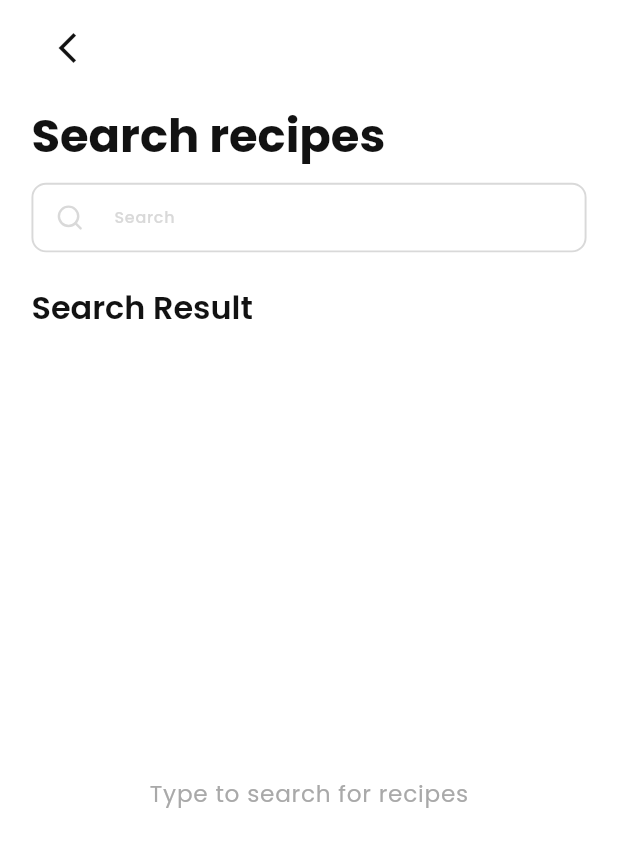
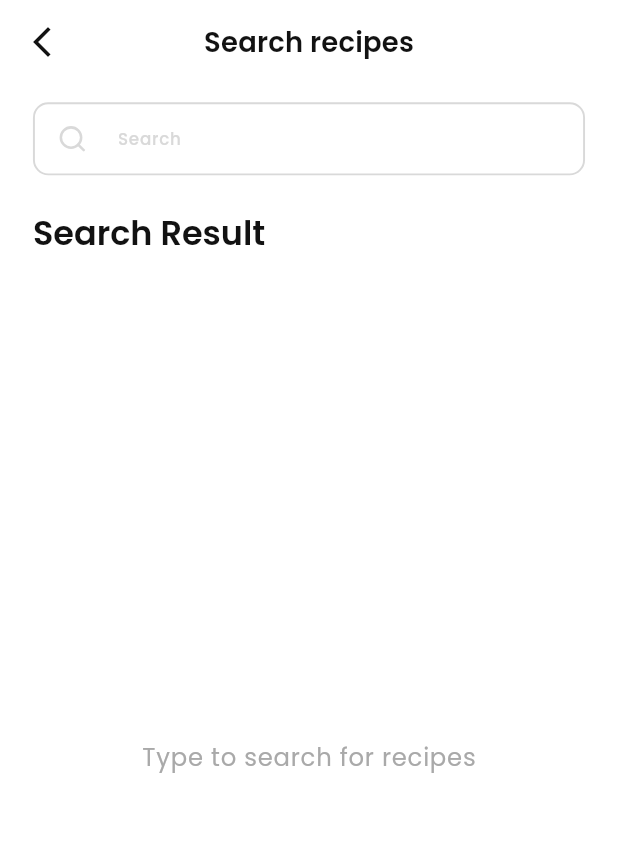
Before and after one commit to hitesh-yadav2801/ocean_friends_app, a Flutter app: the SearchPage screen opened by its route, on a phone screen of 412 x 824 dp. Shown: the top 847 px of the screen. Run offline on Flutter 3.47's test engine with Material 3 defaults, Android fonts, the phone set to English and light mode, and no system bars; our stand-ins replace dio, equatable, flutter_bloc, flutter_screenutil, flutter_svg, fpdart and 7 more; network calls fail.

Commit message:
feat: Update design dimensions to match Figma specifications, enhance search page UI with improved app bar, and refactor text styles to use Google Fonts.

```diff
--- a/lib/core/constants/app_constants.dart
+++ b/lib/core/constants/app_constants.dart
@@ -8,11 +8,11 @@ class AppConstants {
 
   // ── Design reference dimensions (for flutter_screenutil) ───────
 
-  /// Reference device width used during UI design (iPhone 14 Pro = 393 logical pixels).
-  static const double designWidth = 393;
+  /// Reference device width used during UI design
+  static const double designWidth = 375;
 
-  /// Reference device height used during UI design (iPhone 14 Pro = 852 logical pixels).
-  static const double designHeight = 852;
+  /// Reference device height used during UI design
+  static const double designHeight = 812;
 
   // ── Pagination ─────────────────────────────────────────────────
 
--- a/lib/core/presentation/widgets/recipe_card.dart
+++ b/lib/core/presentation/widgets/recipe_card.dart
@@ -81,7 +81,7 @@ class RecipeCard extends StatelessWidget {
                         maxLines: 1,
                         overflow: TextOverflow.ellipsis,
                         style: AppTextStyles.bodySmall.copyWith(
-                          color: Colors.white.withValues(alpha: 0.8),
+                          color: AppColors.gray3,
                         ),
                       ),
                     ],
--- a/lib/core/theme/app_colors.dart
+++ b/lib/core/theme/app_colors.dart
@@ -7,9 +7,7 @@ import 'package:flutter/material.dart';
 abstract final class AppColors {
   // ── Primary brand palette ──────────────────────────────────────
   /// Main brand colour — used for primary buttons, active states, key accents.
-  static const Color primary = Color(
-    0xFF129575,
-  ); // Updated to match Figma design
+  static const Color primary = Color(0xFF129575);
 
   /// Lighter tint of the primary colour.
   static const Color primaryLight = Color(0xFFD1F5EE);
--- a/lib/core/theme/app_text_styles.dart
+++ b/lib/core/theme/app_text_styles.dart
@@ -1,5 +1,6 @@
 import 'package:flutter/material.dart';
 import 'package:flutter_screenutil/flutter_screenutil.dart';
+import 'package:google_fonts/google_fonts.dart';
 import 'package:ocean_friends_app/core/theme/app_colors.dart';
 
 /// Typography scale for the app.
@@ -9,7 +10,7 @@ import 'package:ocean_friends_app/core/theme/app_colors.dart';
 /// Reference: Google Material 3 type scale.
 abstract final class AppTextStyles {
   // ── Display styles — large hero text ──────────────────────────
-  static TextStyle get displayLarge => TextStyle(
+  static TextStyle get displayLarge => GoogleFonts.poppins(
     fontSize: 57.sp,
     fontWeight: FontWeight.w700,
     color: AppColors.labelColor,
@@ -17,7 +18,7 @@ abstract final class AppTextStyles {
     height: 1.12,
   );
 
-  static TextStyle get displayMedium => TextStyle(
+  static TextStyle get displayMedium => GoogleFonts.poppins(
     fontSize: 45.sp,
     fontWeight: FontWeight.w700,
     color: AppColors.labelColor,
@@ -26,7 +27,7 @@ abstract final class AppTextStyles {
   );
 
   // ── Headline styles — section headings ────────────────────────
-  static TextStyle get headlineLarge => TextStyle(
+  static TextStyle get headlineLarge => GoogleFonts.poppins(
     fontSize: 32.sp,
     fontWeight: FontWeight.w700,
     color: AppColors.labelColor,
@@ -34,7 +35,7 @@ abstract final class AppTextStyles {
     height: 1.25,
   );
 
-  static TextStyle get headlineMedium => TextStyle(
+  static TextStyle get headlineMedium => GoogleFonts.poppins(
     fontSize: 28.sp,
     fontWeight: FontWeight.w600,
     color: AppColors.labelColor,
@@ -42,7 +43,7 @@ abstract final class AppTextStyles {
     height: 1.29,
   );
 
-  static TextStyle get headlineSmall => TextStyle(
+  static TextStyle get headlineSmall => GoogleFonts.poppins(
     fontSize: 24.sp,
     fontWeight: FontWeight.w600,
     color: AppColors.labelColor,
@@ -51,7 +52,7 @@ abstract final class AppTextStyles {
   );
 
   // ── Title styles — card titles, list item titles ──────────────
-  static TextStyle get titleLarge => TextStyle(
+  static TextStyle get titleLarge => GoogleFonts.poppins(
     fontSize: 22.sp,
     fontWeight: FontWeight.w600,
     color: AppColors.labelColor,
@@ -59,7 +60,7 @@ abstract final class AppTextStyles {
     height: 1.27,
   );
 
-  static TextStyle get titleMedium => TextStyle(
+  static TextStyle get titleMedium => GoogleFonts.poppins(
     fontSize: 16.sp,
     fontWeight: FontWeight.w600,
     color: AppColors.labelColor,
@@ -67,7 +68,7 @@ abstract final class AppTextStyles {
     height: 1.5,
   );
 
-  static TextStyle get titleSmall => TextStyle(
+  static TextStyle get titleSmall => GoogleFonts.poppins(
     fontSize: 14.sp,
     fontWeight: FontWeight.w600,
     color: AppColors.labelColor,
@@ -76,7 +77,7 @@ abstract final class AppTextStyles {
   );
 
   // ── Body styles — paragraph text ──────────────────────────────
-  static TextStyle get bodyLarge => TextStyle(
+  static TextStyle get bodyLarge => GoogleFonts.poppins(
     fontSize: 16.sp,
     fontWeight: FontWeight.w400,
     color: AppColors.labelColor,
@@ -84,7 +85,7 @@ abstract final class AppTextStyles {
     height: 1.5,
   );
 
-  static TextStyle get bodyMedium => TextStyle(
+  static TextStyle get bodyMedium => GoogleFonts.poppins(
     fontSize: 14.sp,
     fontWeight: FontWeight.w400,
     color: AppColors.labelColor,
@@ -92,7 +93,7 @@ abstract final class AppTextStyles {
     height: 1.43,
   );
 
-  static TextStyle get bodySmall => TextStyle(
+  static TextStyle get bodySmall => GoogleFonts.poppins(
     fontSize: 12.sp,
     fontWeight: FontWeight.w400,
     color: AppColors.gray3,
@@ -101,7 +102,7 @@ abstract final class AppTextStyles {
   );
 
   // ── Label styles — buttons, chips, captions ───────────────────
-  static TextStyle get labelLarge => TextStyle(
+  static TextStyle get labelLarge => GoogleFonts.poppins(
     fontSize: 14.sp,
     fontWeight: FontWeight.w500,
     color: AppColors.labelColor,
@@ -109,7 +110,7 @@ abstract final class AppTextStyles {
     height: 1.43,
   );
 
-  static TextStyle get labelMedium => TextStyle(
+  static TextStyle get labelMedium => GoogleFonts.poppins(
     fontSize: 12.sp,
     fontWeight: FontWeight.w500,
     color: AppColors.labelColor,
@@ -117,7 +118,7 @@ abstract final class AppTextStyles {
     height: 1.33,
   );
 
-  static TextStyle get labelSmall => TextStyle(
+  static TextStyle get labelSmall => GoogleFonts.poppins(
     fontSize: 11.sp,
     fontWeight: FontWeight.w500,
     color: AppColors.gray3,
--- a/lib/features/search/presentation/pages/search_page.dart
+++ b/lib/features/search/presentation/pages/search_page.dart
@@ -39,22 +39,26 @@ class _SearchPageState extends State<SearchPage> {
   @override
   Widget build(BuildContext context) {
     return Scaffold(
+      backgroundColor: Colors.white,
+      appBar: AppBar(
+        backgroundColor: Colors.white,
+        elevation: 0,
+        centerTitle: true,
+        leading: IconButton(
+          icon: const Icon(Icons.arrow_back_ios_new),
+          onPressed: () => context.pop(),
+        ),
+        title: Text(
+          'Search recipes',
+          style: AppTextStyles.titleMedium.copyWith(fontSize: 18.sp),
+        ),
+      ),
       body: SafeArea(
         child: Padding(
           padding: EdgeInsets.symmetric(horizontal: 20.w),
           child: Column(
             crossAxisAlignment: CrossAxisAlignment.start,
             children: [
-              SizedBox(height: 8.h),
-              IconButton(
-                icon: const Icon(Icons.arrow_back_ios_new),
-                onPressed: () => context.pop(),
-              ),
-              SizedBox(height: 16.h),
-              Text(
-                'Search recipes',
-                style: AppTextStyles.headlineLarge,
-              ),
               SizedBox(height: 12.h),
               _buildSearchBar(),
               SizedBox(height: 24.h),
@@ -113,7 +117,10 @@ class _SearchPageState extends State<SearchPage> {
             padding: EdgeInsets.all(14.r),
             child: SvgPicture.asset(
               'assets/icons/search.svg',
-              colorFilter: const ColorFilter.mode(AppColors.gray4, BlendMode.srcIn),
+              colorFilter: const ColorFilter.mode(
+                AppColors.gray4,
+                BlendMode.srcIn,
+              ),
             ),
           ),
           filled: true,
--- a/lib/main.dart
+++ b/lib/main.dart
@@ -42,8 +42,6 @@ class OceanFriendsApp extends StatelessWidget {
         AppConstants.designWidth,
         AppConstants.designHeight,
       ),
-      // Allow text sizes to scale with user's OS font size preference.
-      fontSizeResolver: FontSizeResolvers.radius,
       minTextAdapt: true,
       // Builder is called once responsive context is ready.
       builder: (_, __) {
```
